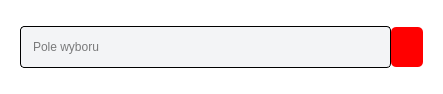
This is selectdeleteitem.ui in Ph4sm4/FinelogApp as Qt 5 draws it before an edit. The edited form follows.
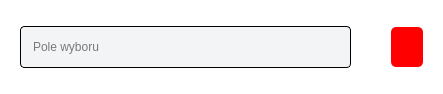
This is the edited form. Icons and pictures are not drawn.

Patch:
```diff
--- a/selectdeleteitem.ui
+++ b/selectdeleteitem.ui
@@ -79,6 +79,22 @@
        </property>
       </widget>
      </item>
+     <item>
+      <spacer name="horizontalSpacer">
+       <property name="orientation">
+        <enum>Qt::Horizontal</enum>
+       </property>
+       <property name="sizeType">
+        <enum>QSizePolicy::Fixed</enum>
+       </property>
+       <property name="sizeHint" stdset="0">
+        <size>
+         <width>40</width>
+         <height>20</height>
+        </size>
+       </property>
+      </spacer>
+     </item>
      <item>
       <widget class="QPushButton" name="deleteButton">
        <property name="maximumSize">
```
